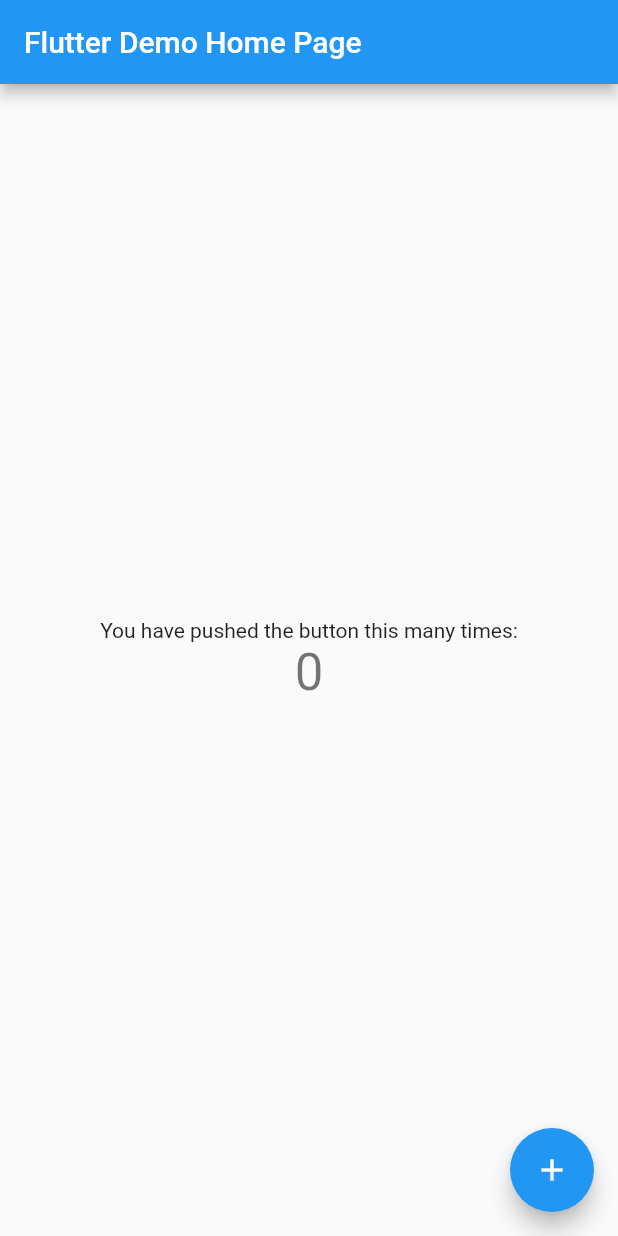
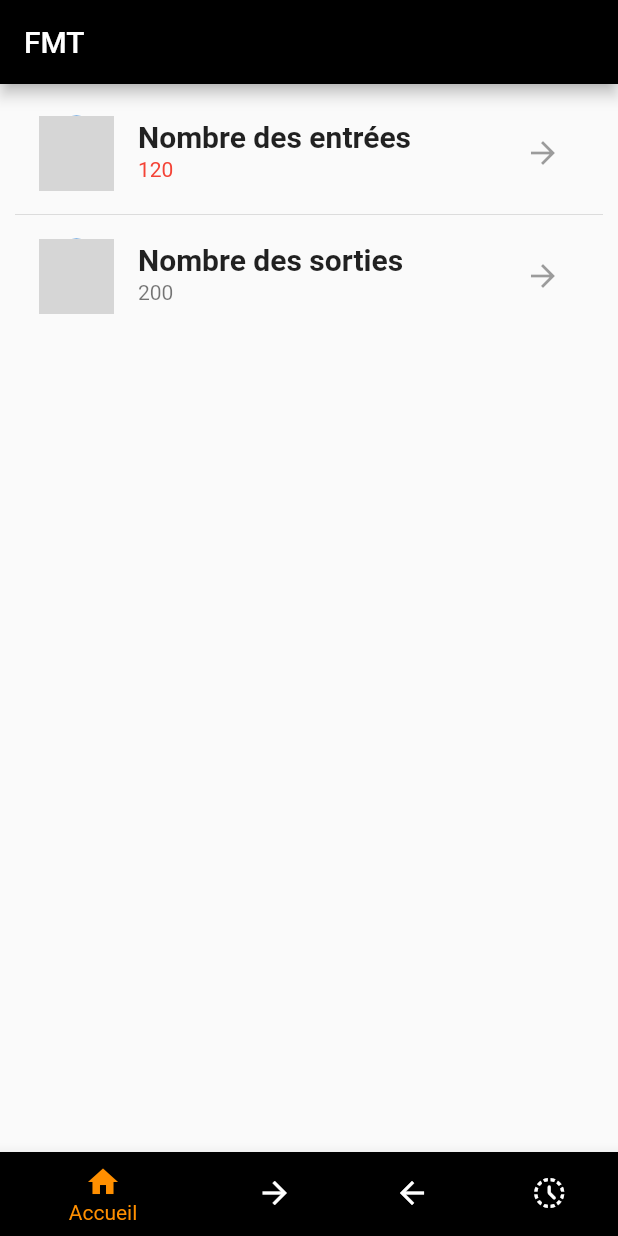
Before and after one commit to verstands/fmtMobile, a Flutter app: the screen it shows after launch, on a phone screen of 412 x 824 dp. Run offline on Flutter 3.47's test engine with Material 2 defaults, Android fonts, the phone set to English and light mode, and no system bars; grey boxes are pictures that could not be loaded.

Commit message:
creation d'accueil

```diff
--- a/lib/main.dart
+++ b/lib/main.dart
@@ -1,4 +1,5 @@
 import 'package:flutter/material.dart';
+import 'package:fmt/screens/home.dart';
 
 void main() {
   runApp(const MyApp());
@@ -11,105 +12,10 @@
   @override
   Widget build(BuildContext context) {
     return MaterialApp(
-      title: 'Flutter Demo',
-      theme: ThemeData(
-        // This is the theme of your application.
-        //
-        // Try running your application with "flutter run". You'll see the
-        // application has a blue toolbar. Then, without quitting the app, try
-        // changing the primarySwatch below to Colors.green and then invoke
-        // "hot reload" (press "r" in the console where you ran "flutter run",
-        // or simply save your changes to "hot reload" in a Flutter IDE).
-        // Notice that the counter didn't reset back to zero; the application
-        // is not restarted.
-        primarySwatch: Colors.blue,
-      ),
-      home: const MyHomePage(title: 'Flutter Demo Home Page'),
-    );
+        title: 'Flutter Demo',
+        theme: ThemeData(
+          primarySwatch: Colors.blue,
+        ),
+        home: const Home());
   }
 }
-
-class MyHomePage extends StatefulWidget {
-  const MyHomePage({Key? key, required this.title}) : super(key: key);
-
-  // This widget is the home page of your application. It is stateful, meaning
-  // that it has a State object (defined below) that contains fields that affect
-  // how it looks.
-
-  // This class is the configuration for the state. It holds the values (in this
-  // case the title) provided by the parent (in this case the App widget) and
-  // used by the build method of the State. Fields in a Widget subclass are
-  // always marked "final".
-
-  final String title;
-
-  @override
-  State<MyHomePage> createState() => _MyHomePageState();
-}
-
-class _MyHomePageState extends State<MyHomePage> {
-  int _counter = 0;
-
-  void _incrementCounter() {
-    setState(() {
-      // This call to setState tells the Flutter framework that something has
-      // changed in this State, which causes it to rerun the build method below
-      // so that the display can reflect the updated values. If we changed
-      // _counter without calling setState(), then the build method would not be
-      // called again, and so nothing would appear to happen.
-      _counter++;
-    });
-  }
-
-  @override
-  Widget build(BuildContext context) {
-    // This method is rerun every time setState is called, for instance as done
-    // by the _incrementCounter method above.
-    //
-    // The Flutter framework has been optimized to make rerunning build methods
-    // fast, so that you can just rebuild anything that needs updating rather
-    // than having to individually change instances of widgets.
-    return Scaffold(
-      appBar: AppBar(
-        // Here we take the value from the MyHomePage object that was created by
-        // the App.build method, and use it to set our appbar title.
-        title: Text(widget.title),
-      ),
-      body: Center(
-        // Center is a layout widget. It takes a single child and positions it
-        // in the middle of the parent.
-        child: Column(
-          // Column is also a layout widget. It takes a list of children and
-          // arranges them vertically. By default, it sizes itself to fit its
-          // children horizontally, and tries to be as tall as its parent.
-          //
-          // Invoke "debug painting" (press "p" in the console, choose the
-          // "Toggle Debug Paint" action from the Flutter Inspector in Android
-          // Studio, or the "Toggle Debug Paint" command in Visual Studio Code)
-          // to see the wireframe for each widget.
-          //
-          // Column has various properties to control how it sizes itself and
-          // how it positions its children. Here we use mainAxisAlignment to
-          // center the children vertically; the main axis here is the vertical
-          // axis because Columns are vertical (the cross axis would be
-          // horizontal).
-          mainAxisAlignment: MainAxisAlignment.center,
-          children: <Widget>[
-            const Text(
-              'You have pushed the button this many times:',
-            ),
-            Text(
-              '$_counter',
-              style: Theme.of(context).textTheme.headline4,
-            ),
-          ],
-        ),
-      ),
-      floatingActionButton: FloatingActionButton(
-        onPressed: _incrementCounter,
-        tooltip: 'Increment',
-        child: const Icon(Icons.add),
-      ), // This trailing comma makes auto-formatting nicer for build methods.
-    );
-  }
-}
--- /dev/null
+++ b/lib/screens/accueil.dart
@@ -0,0 +1,216 @@
+import 'package:flutter/src/foundation/key.dart';
+import 'package:flutter/src/widgets/framework.dart';
+
+import 'package:flutter/cupertino.dart';
+import 'package:flutter/material.dart';
+
+class Accueil extends StatefulWidget {
+  const Accueil({Key? key}) : super(key: key);
+
+  @override
+  State<Accueil> createState() => _AccueilState();
+}
+
+class _AccueilState extends State<Accueil> {
+  @override
+  int _selectedIndex = 0;
+  static const TextStyle optionStyle =
+      TextStyle(fontSize: 30, fontWeight: FontWeight.bold);
+  // ignore: prefer_final_fields
+  static List<Widget> _widgetOptions = <Widget>[
+    Container(
+      padding: EdgeInsets.all(10),
+      child: ListView(children: [
+        ListTile(
+          leading: const CircleAvatar(
+            radius: 25,
+            backgroundImage: AssetImage(
+              "assets/logo/dollars.png",
+            ),
+          ),
+          title: const Text(
+            'Nombre des entrées',
+            style: TextStyle(fontWeight: FontWeight.bold, fontSize: 20),
+          ),
+          subtitle: const Text(
+            '120',
+            style: TextStyle(color: Colors.red),
+          ),
+          trailing:
+              IconButton(onPressed: null, icon: Icon(Icons.arrow_forward)),
+        ),
+        Divider(height: 10),
+        // nombre des sortie
+        ListTile(
+          leading: const CircleAvatar(
+            radius: 25,
+            backgroundImage: AssetImage(
+              "assets/logo/users.png",
+            ),
+          ),
+          title: const Text(
+            'Nombre des sorties',
+            style: TextStyle(fontWeight: FontWeight.bold, fontSize: 20),
+          ),
+          subtitle: const Text('200'),
+          trailing:
+              IconButton(onPressed: null, icon: Icon(Icons.arrow_forward)),
+        ),
+      ]),
+    ),
+    Container(
+      padding: EdgeInsets.all(15),
+      child: Form(
+        child: ListView(
+          children: [
+            TextFormField(
+              keyboardType: TextInputType.emailAddress,
+              decoration: InputDecoration(
+                  labelText: 'Entrez le code',
+                  contentPadding: EdgeInsets.all(10),
+                  border: OutlineInputBorder(
+                      borderSide: BorderSide(width: 1, color: Colors.black))),
+            ),
+            Container(
+              padding: EdgeInsets.all(15),
+              decoration: const BoxDecoration(
+                borderRadius: BorderRadius.all(Radius.circular(2)),
+              ),
+              height: 85,
+              child: ElevatedButton(
+                style: ElevatedButton.styleFrom(
+                    shadowColor: const Color(0xFF000000)),
+                onPressed: () {},
+                child: const Text('Verifiez'),
+              ),
+            ),
+          ],
+        ),
+      ),
+    ),
+    Container(
+      padding: EdgeInsets.all(20),
+      child: Form(
+          child: ListView(
+        children: [
+          const Text("Faire un depot"),
+          const Divider(height: 10),
+          TextFormField(
+            keyboardType: TextInputType.emailAddress,
+            decoration: InputDecoration(
+                labelText: 'Numero d\'envoi',
+                contentPadding: EdgeInsets.all(10),
+                border: OutlineInputBorder(
+                    borderSide: BorderSide(width: 1, color: Colors.black))),
+          ),
+          const Divider(
+            height: 10,
+          ),
+          TextFormField(
+            keyboardType: TextInputType.text,
+            decoration: InputDecoration(
+                labelText: 'Nom de expediteur',
+                contentPadding: EdgeInsets.all(10),
+                border: OutlineInputBorder(
+                    borderSide: BorderSide(width: 1, color: Colors.black))),
+          ),
+          const Divider(
+            height: 10,
+          ),
+          TextFormField(
+            keyboardType: TextInputType.text,
+            decoration: InputDecoration(
+                labelText: 'Nom de beneficiaire',
+                contentPadding: EdgeInsets.all(10),
+                border: OutlineInputBorder(
+                    borderSide: BorderSide(width: 1, color: Colors.black))),
+          ),
+          const Divider(
+            height: 10,
+          ),
+          TextFormField(
+            keyboardType: TextInputType.number,
+            decoration: InputDecoration(
+                labelText: 'Telephone expediteur',
+                contentPadding: EdgeInsets.all(10),
+                border: OutlineInputBorder(
+                    borderSide: BorderSide(width: 1, color: Colors.black))),
+          ),
+          const Divider(
+            height: 10,
+          ),
+          TextFormField(
+            keyboardType: TextInputType.text,
+            decoration: InputDecoration(
+                labelText: 'Pays',
+                contentPadding: EdgeInsets.all(10),
+                border: OutlineInputBorder(
+                    borderSide: BorderSide(width: 1, color: Colors.black))),
+          ),
+          Container(
+            padding: EdgeInsets.all(15),
+            decoration: const BoxDecoration(
+              borderRadius: BorderRadius.all(Radius.circular(2)),
+            ),
+            height: 85,
+            child: ElevatedButton(
+              onPressed: () {},
+              child: const Text('Envoyez'),
+            ),
+          ),
+        ],
+      )),
+    ),
+    Text(
+      'Index 3: Settings',
+      style: optionStyle,
+    ),
+  ];
+
+  void _onItemTapped(int index) {
+    setState(() {
+      _selectedIndex = index;
+    });
+  }
+
+  Widget build(BuildContext context) {
+    return Scaffold(
+      appBar: AppBar(
+        title: const Text('FMT'),
+        backgroundColor: const Color(0xFF000000),
+      ),
+      body: Center(
+        child: _widgetOptions.elementAt(_selectedIndex),
+      ),
+      bottomNavigationBar: BottomNavigationBar(
+        items: const <BottomNavigationBarItem>[
+          BottomNavigationBarItem(
+            icon: Icon(Icons.home),
+            label: 'Accueil',
+            backgroundColor: Color(0xFF000000),
+          ),
+          BottomNavigationBarItem(
+            icon: Icon(Icons.arrow_forward),
+            label: 'Retrait',
+            backgroundColor: Color(0xFF000000),
+          ),
+          BottomNavigationBarItem(
+            icon: Icon(Icons.arrow_back),
+            label: 'Depot',
+            backgroundColor: Color(0xFF000000),
+          ),
+          BottomNavigationBarItem(
+            icon: Icon(
+              Icons.history_toggle_off_rounded,
+            ),
+            label: 'Historique',
+            backgroundColor: Color(0xFF000000),
+          ),
+        ],
+        currentIndex: _selectedIndex,
+        selectedItemColor: Colors.amber[800],
+        onTap: _onItemTapped,
+      ),
+    );
+  }
+}
--- a/lib/screens/home.dart
+++ b/lib/screens/home.dart
@@ -0,0 +1,50 @@
+import 'dart:async';
+
+import 'package:flutter/src/foundation/key.dart';
+import 'package:flutter/src/widgets/framework.dart';
+import 'package:flutter/material.dart';
+import 'package:fmt/screens/accueil.dart';
+
+class Home extends StatefulWidget {
+  const Home({Key? key}) : super(key: key);
+
+  @override
+  State<Home> createState() => _HomeState();
+}
+
+class _HomeState extends State<Home> {
+  void _test() {
+    Timer(
+        const Duration(seconds: 5),
+        () => Navigator.pushReplacement(
+            context, MaterialPageRoute(builder: (context) => const Accueil())));
+  }
+
+  void initState() {
+    super.initState();
+    _test();
+  }
+
+  @override
+  Widget build(BuildContext context) {
+    return MaterialApp(
+      title: 'FM',
+      debugShowCheckedModeBanner: false,
+      theme: ThemeData(
+        scaffoldBackgroundColor: const Color(0xFF000000),
+      ),
+      home: Scaffold(
+        body: Column(
+          mainAxisAlignment: MainAxisAlignment.center,
+          children: [
+            Container(
+                padding: const EdgeInsets.all(12),
+                child: const Image(
+                  image: AssetImage('assets/logo/fmt.jpeg'),
+                )),
+          ],
+        ),
+      ),
+    );
+  }
+}
--- a/pubspec.yaml
+++ b/pubspec.yaml
@@ -63,6 +63,7 @@
   # assets:
   #   - images/a_dot_burr.jpeg
   #   - images/a_dot_ham.jpeg
+      - assets/logo/
 
   # An image asset can refer to one or more resolution-specific "variants", see
   # https://flutter.dev/assets-and-images/#resolution-aware
```
Also changed, not shown: assets/logo/fmt.jpeg (added), assets/logo/user.PNG (added), 1 other file.
